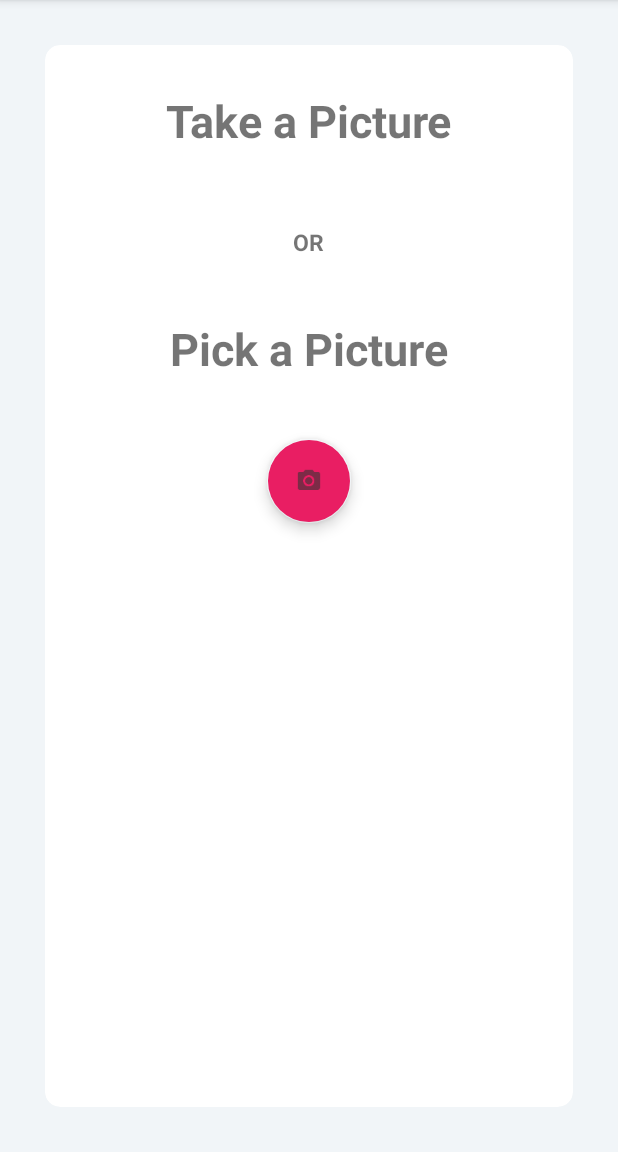
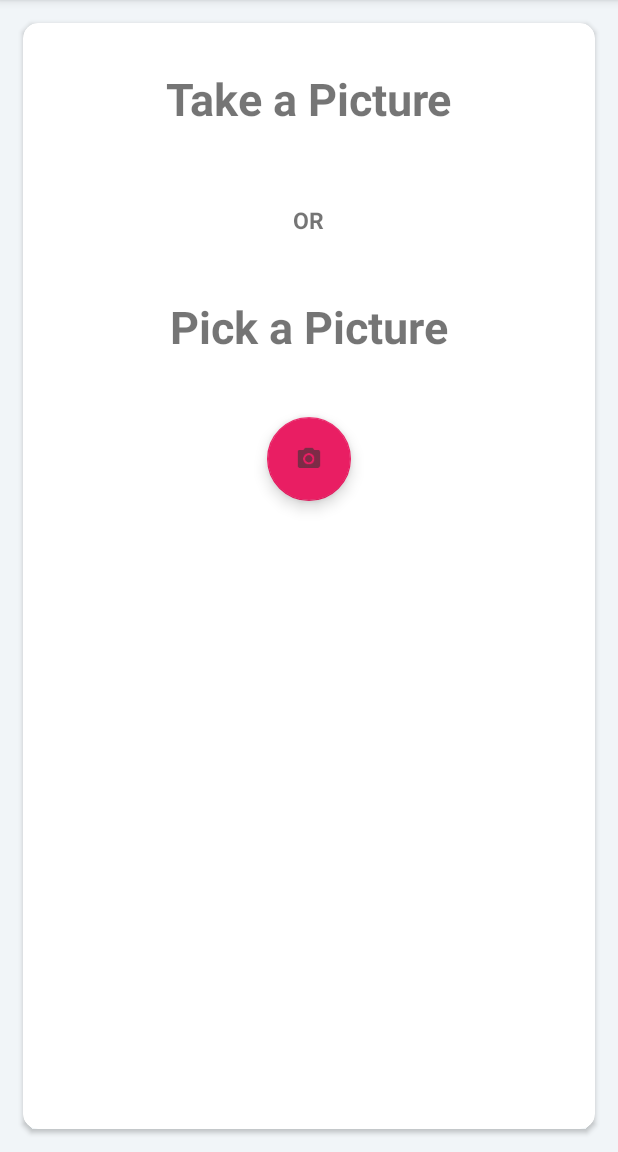
Before and after one commit to yashprakash13/ClassifyX-App, an Android app: the screen it shows after launch (MainActivity), on a phone screen of 412 x 824 dp, the part 84-1236 px from its top. Run offline under Robolectric (Android 15) with nearby library versions, the phone set to English and light mode, and no system bars; libraries missing offline, so code that uses them is left out: org.tensorflow.contrib; 1 statement that could not run was skipped.

```diff
--- a/app/build.gradle
+++ b/app/build.gradle
@@ -27,4 +27,5 @@ dependencies {
     androidTestImplementation 'com.android.support.test.espresso:espresso-core:3.0.1'
     implementation 'com.android.support:cardview-v7:26.1.0'
     compile 'com.android.support:design:26.1.0'
+    compile 'org.tensorflow:tensorflow-android:+'
 }
--- /dev/null
+++ b/app/src/main/assets/labels.txt
@@ -0,0 +1,5 @@
+Atelectasis
+Cardiomegaly
+Effusion
+Fibrosis
+Infiltration
--- /dev/null
+++ b/app/src/main/java/com/tech/pcreate/classifyx/Classifier.java
@@ -0,0 +1,9 @@
+package com.tech.pcreate.classifyx;
+
+/**
+ * Created by Costa on 3/3/2018.
+ */
+
+public interface Classifier {
+    Classification recognize(final float[] pixels);
+}
--- /dev/null
+++ b/app/src/main/java/com/tech/pcreate/classifyx/TensorFlowClassifier.java
@@ -0,0 +1,90 @@
+package com.tech.pcreate.classifyx;
+
+import android.content.res.AssetManager;
+
+import org.tensorflow.contrib.android.TensorFlowInferenceInterface;
+
+import java.io.BufferedReader;
+import java.io.IOException;
+import java.io.InputStreamReader;
+import java.util.ArrayList;
+import java.util.List;
+
+/**
+ * Created by Costa on 3/3/2018.
+ */
+
+public class TensorFlowClassifier implements Classifier {
+
+
+    private static final float THRESHOLD = 0.1f;
+
+    private TensorFlowInferenceInterface tfHelper;
+    private String inputName;
+    private String outputName;
+    private int inputSize;
+    private List<String> labels;
+    private float[] output;
+    private String[] outputNames;
+
+
+    private static List<String> readLabels(AssetManager am, String fileName) throws IOException {
+        BufferedReader br = new BufferedReader(new InputStreamReader(am.open(fileName)));
+
+        String line;
+        List<String> labels = new ArrayList<>();
+        while ((line = br.readLine()) != null) {
+            labels.add(line);
+        }
+
+        br.close();
+        return labels;
+    }
+
+    public static TensorFlowClassifier create(AssetManager assetManager,
+                                              String modelPath, String labelFile, int inputSize, String inputName, String outputName) throws IOException {
+        TensorFlowClassifier c = new TensorFlowClassifier();
+
+        c.inputName = inputName;
+        c.outputName = outputName;
+
+        c.labels = readLabels(assetManager, labelFile);
+
+        c.tfHelper = new TensorFlowInferenceInterface(assetManager, modelPath);
+        int numClasses = 5;
+
+        c.inputSize = inputSize;
+
+        c.outputNames = new String[] { outputName };
+
+        c.outputName = outputName;
+        c.output = new float[numClasses];
+
+
+        return c;
+    }
+    @Override
+    public Classification recognize(final float[] pixels) {
+
+        tfHelper.feed(inputName, pixels, 1, inputSize, inputSize, 3);
+
+
+        tfHelper.run(outputNames);
+
+        //get the output
+        tfHelper.fetch(outputName, output);
+
+        // Find the best classification
+        Classification ans = new Classification();
+        for (int i = 0; i < output.length; ++i) {
+            System.out.println(output[i]);
+            System.out.println(labels.get(i));
+            if (output[i] > THRESHOLD && output[i] > ans.getConf()) {
+                ans.update(output[i], labels.get(i));
+            }
+        }
+
+        return ans;
+    }
+
+}
--- a/app/src/main/res/layout/activity_main.xml
+++ b/app/src/main/res/layout/activity_main.xml
@@ -14,7 +14,7 @@
     <android.support.v7.widget.CardView
         android:layout_width="match_parent"
         android:layout_height="match_parent"
-        android:layout_margin="30dp"
+        android:layout_margin="15dp"
         android:clickable="true"
         android:focusable="true"
         android:foreground="?android:attr/selectableItemBackground"
@@ -60,7 +60,7 @@
                 android:layout_height="wrap_content"
                 android:layout_gravity="bottom|center"
                 android:layout_margin="20dp"
-                android:backgroundTint="@color/colorPrimary"
+                app:backgroundTint="@color/colorPrimary"
                 android:src="@drawable/fabby"
                 app:fabSize="normal">
             </android.support.design.widget.FloatingActionButton>
@@ -75,14 +75,27 @@
             android:layout_height="match_parent"
             android:orientation="vertical"
             android:visibility="invisible">
-
-            <ImageView
+            <RelativeLayout
                 android:layout_width="match_parent"
-                android:layout_height="400dp"
+                android:layout_height="0dp"
+                android:layout_weight="0.6">
+                <ImageView
+                android:layout_width="match_parent"
+                android:layout_height="wrap_content"
                 android:id="@+id/iv"
                 android:layout_gravity="center"
+                android:adjustViewBounds="true"
                 android:background="@color/azur"/>
+            </RelativeLayout>
 
+            <RelativeLayout
+            android:layout_width="match_parent"
+            android:layout_height="0dp"
+            android:layout_weight="0.4">
+                <LinearLayout
+                    android:layout_width="match_parent"
+                    android:layout_height="match_parent"
+                    android:orientation="vertical">
             <Button
                 android:id="@+id/predictBtn"
                 android:layout_width="wrap_content"
@@ -93,16 +106,18 @@
                 android:layout_gravity="center_horizontal"
                 android:background="@drawable/pred_btn"/>
 
-
-            <TextView
+                <TextView
                 android:layout_width="match_parent"
                 android:layout_height="wrap_content"
                 android:id="@+id/takenPic"
-                android:layout_margin="30dp"
+                android:layout_margin="20dp"
                 android:layout_gravity="center_horizontal"
                 android:textStyle="bold"
-                android:textSize="30sp"
-                android:background="@color/azur"/>
+                android:textSize="20sp"
+                android:background="@color/azur" android:textAlignment="center"/>
+                </LinearLayout>
+            </RelativeLayout>
+
         </LinearLayout>
 
     </android.support.v7.widget.CardView>
--- /dev/null
+++ b/app/src/main/res/xml/provider_paths.xml
@@ -0,0 +1,4 @@
+<?xml version="1.0" encoding="utf-8"?>
+<paths xmlns:android="http://schemas.android.com/apk/res/android">
+    <external-path name="external_files" path="."/>
+</paths>
```
Also changed, not shown: app/src/main/AndroidManifest.xml (+9 -7 lines), app/src/main/java/com/tech/pcreate/classifyx/Classification.java (added, +30 -0 lines), app/src/main/java/com/tech/pcreate/classifyx/MainActivity.java (+160 -55 lines), app/src/main/java/com/tech/pcreate/classifyx/WelcomeActivity.java (deleted, +0 -13 lines), app/src/main/res/layout/activity_welcome.xml (deleted, +0 -17 lines), 1 other file.
